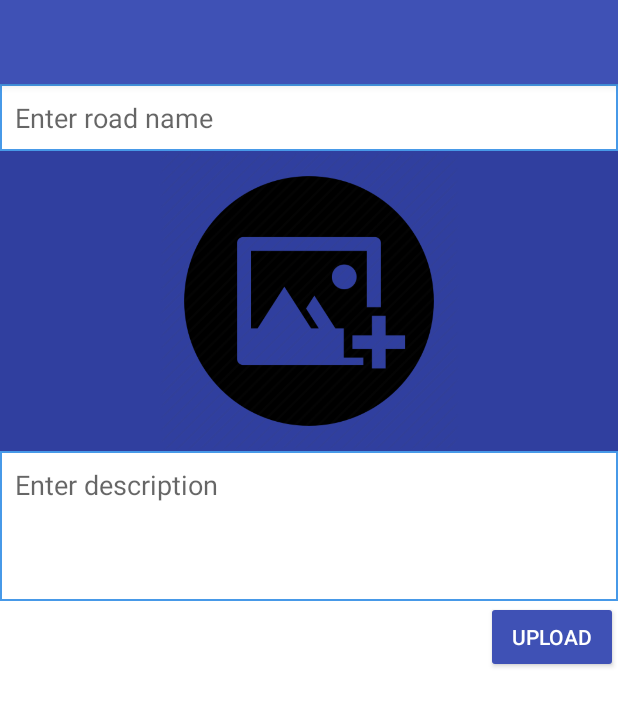
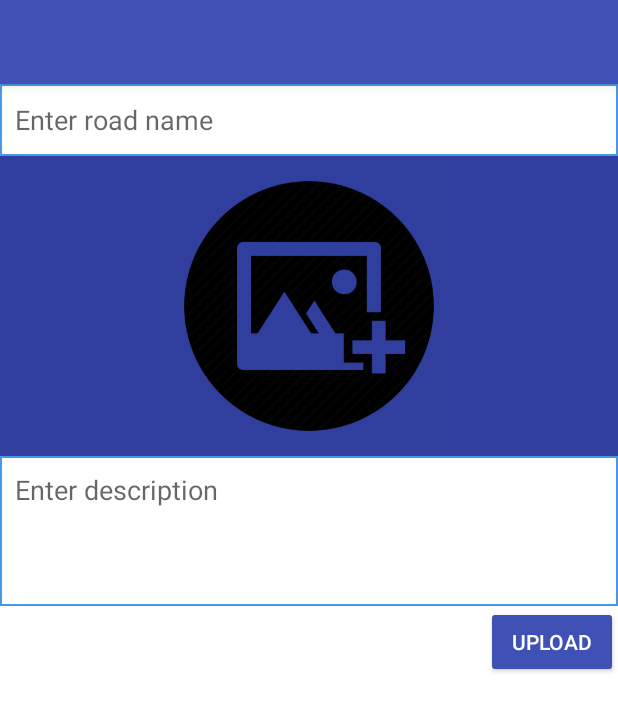
Before and after one commit to rungene/FirebaseVisualsApplication, an Android app: the fragment ImageAddFragment shown on its own in the app's theme, on a phone screen of 412 x 824 dp. Shown: the top 711 px of the screen. Run offline under Robolectric (Android 15) with nearby library versions, the phone set to English and light mode, and no system bars.

Commit message:
refactor: Setting the mimimum height of the edittext touch target to 48dp

```diff
--- a/app/src/main/res/layout/fragment_image_add.xml
+++ b/app/src/main/res/layout/fragment_image_add.xml
@@ -21,14 +21,14 @@
             app:popupTheme="@style/ThemeOverlay.AppCompat.Light"/>
 
         <EditText
+            android:id="@+id/addTitle"
             android:layout_width="match_parent"
             android:layout_height="wrap_content"
+            android:background="@drawable/edittextstyles"
             android:hint="@string/add_title"
-            android:singleLine="true"
-            android:id="@+id/addTitle"
-            android:background="@drawable/edittextstyles"
+            android:minHeight="48dp"
             android:padding="10dp"
-            />
+            android:singleLine="true" />
         <ImageView
             android:id="@+id/addImage"
             android:layout_width="match_parent"
```
